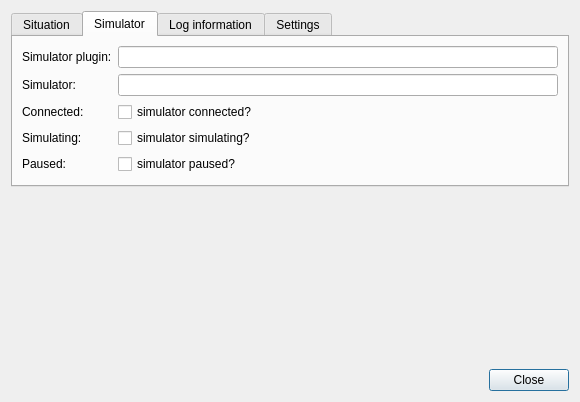
The window that src/plugins/simulator/swift/simulatorswiftmonitordialog.ui (swift-project/pilotclient) describes before a commit, drawn with Qt 5.
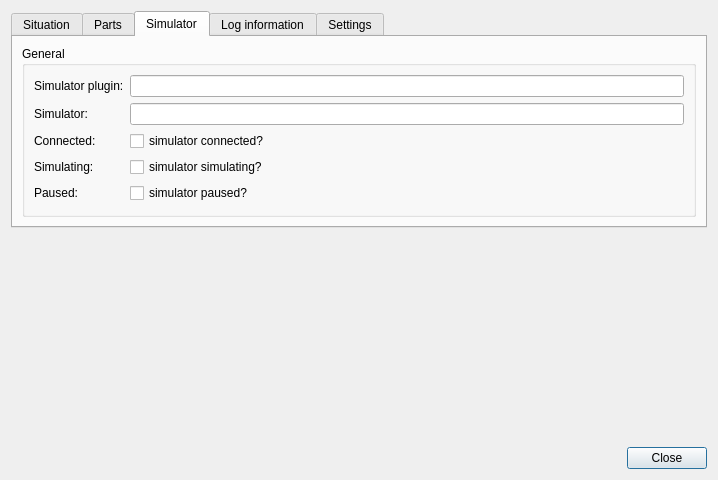
The same window after the commit. The open tabs and pages were chosen to show the change. Custom widgets are drawn as their Qt base class.

Commit message: Ref T111, use aircraft parts form in dummy driver

Patch:
```diff
--- a/src/plugins/simulator/swift/simulatorswiftmonitordialog.ui
+++ b/src/plugins/simulator/swift/simulatorswiftmonitordialog.ui
@@ -6,8 +6,8 @@
    <rect>
     <x>0</x>
     <y>0</y>
-    <width>580</width>
-    <height>402</height>
+    <width>718</width>
+    <height>480</height>
    </rect>
   </property>
   <property name="windowTitle">
@@ -36,79 +36,114 @@
        </item>
       </layout>
      </widget>
+     <widget class="QWidget" name="tb_Parts">
+      <attribute name="title">
+       <string>Parts</string>
+      </attribute>
+      <layout class="QVBoxLayout" name="vl_Parts">
+       <item>
+        <widget class="QGroupBox" name="gb_Parts">
+         <property name="title">
+          <string>Parts</string>
+         </property>
+         <layout class="QVBoxLayout" name="vl_GroupBoxParts">
+          <item>
+           <widget class="BlackGui::Editors::CAircraftPartsForm" name="editor_AircraftParts">
+            <property name="minimumSize">
+             <size>
+              <width>0</width>
+              <height>125</height>
+             </size>
+            </property>
+           </widget>
+          </item>
+         </layout>
+        </widget>
+       </item>
+      </layout>
+     </widget>
      <widget class="QWidget" name="tb_Simulator">
       <attribute name="title">
        <string>Simulator</string>
       </attribute>
-      <layout class="QFormLayout" name="formLayout">
-       <item row="9" column="0">
-        <widget class="QLabel" name="lbl_Paused">
+      <layout class="QVBoxLayout" name="verticalLayout_2">
+       <item>
+        <widget class="QGroupBox" name="gb_General">
+         <property name="title">
+          <string>General</string>
+         </property>
+         <layout class="QFormLayout" name="fl_General">
+          <item row="0" column="0">
+           <widget class="QLabel" name="lbl_SimulatorPlugin">
          <property name="text">
-          <string>Paused:</string>
+             <string>Simulator plugin:</string>
          </property>
         </widget>
        </item>
-       <item row="9" column="1">
-        <widget class="QCheckBox" name="cb_Paused">
+          <item row="0" column="1">
+           <widget class="QLineEdit" name="le_SimulatorPlugin">
+            <property name="readOnly">
+             <bool>true</bool>
+            </property>
+           </widget>
+          </item>
+          <item row="1" column="0">
+           <widget class="QLabel" name="lbl_Simulator">
          <property name="text">
-          <string>simulator paused?</string>
+             <string>Simulator:</string>
          </property>
         </widget>
        </item>
-       <item row="7" column="0">
+          <item row="1" column="1">
+           <widget class="QLineEdit" name="le_Simulator">
+            <property name="readOnly">
+             <bool>true</bool>
+            </property>
+           </widget>
+          </item>
+          <item row="2" column="0">
         <widget class="QLabel" name="lbl_Connected">
          <property name="text">
           <string>Connected:</string>
          </property>
         </widget>
        </item>
-       <item row="7" column="1">
-        <widget class="QCheckBox" name="cb_Connected">
-         <property name="text">
-          <string>simulator connected?</string>
-         </property>
-        </widget>
-       </item>
-       <item row="8" column="0">
+          <item row="3" column="0">
         <widget class="QLabel" name="lbl_Simulating">
          <property name="text">
           <string>Simulating:</string>
          </property>
         </widget>
        </item>
-       <item row="8" column="1">
+          <item row="4" column="0">
+           <widget class="QLabel" name="lbl_Paused">
+            <property name="text">
+             <string>Paused:</string>
+            </property>
+           </widget>
+          </item>
+          <item row="2" column="1">
+           <widget class="QCheckBox" name="cb_Connected">
+            <property name="text">
+             <string>simulator connected?</string>
+            </property>
+           </widget>
+          </item>
+          <item row="3" column="1">
         <widget class="QCheckBox" name="cb_Simulating">
          <property name="text">
           <string>simulator simulating?</string>
          </property>
         </widget>
        </item>
-       <item row="5" column="0">
-        <widget class="QLabel" name="lbl_SimulatorPlugin">
+          <item row="4" column="1">
+           <widget class="QCheckBox" name="cb_Paused">
          <property name="text">
-          <string>Simulator plugin:</string>
+             <string>simulator paused?</string>
          </property>
         </widget>
        </item>
-       <item row="6" column="0">
-        <widget class="QLabel" name="lbl_Simulator">
-         <property name="text">
-          <string>Simulator:</string>
-         </property>
-        </widget>
-       </item>
-       <item row="5" column="1">
-        <widget class="QLineEdit" name="le_SimulatorPlugin">
-         <property name="readOnly">
-          <bool>true</bool>
-         </property>
-        </widget>
-       </item>
-       <item row="6" column="1">
-        <widget class="QLineEdit" name="le_Simulator">
-         <property name="readOnly">
-          <bool>true</bool>
-         </property>
+         </layout>
         </widget>
        </item>
       </layout>
@@ -179,6 +214,12 @@
    <header>blackgui/editors/situationform.h</header>
    <container>1</container>
   </customwidget>
+  <customwidget>
+   <class>BlackGui::Editors::CAircraftPartsForm</class>
+   <extends>QFrame</extends>
+   <header>blackgui/editors/aircraftpartsform.h</header>
+   <container>1</container>
+  </customwidget>
  </customwidgets>
  <resources/>
  <connections>
```
Left out of the diff: 18 changed lines with no effect on the pictures. Lines whose indentation alone changed are shown as unchanged. The commit also changes 1 other file.
